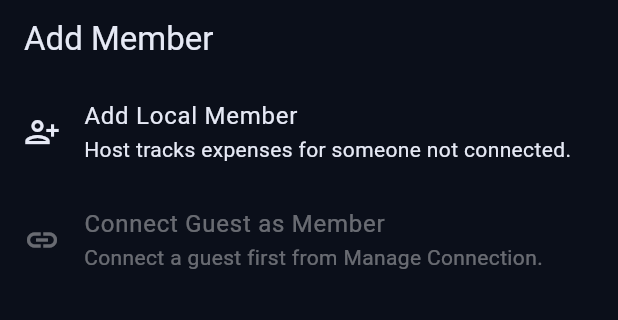
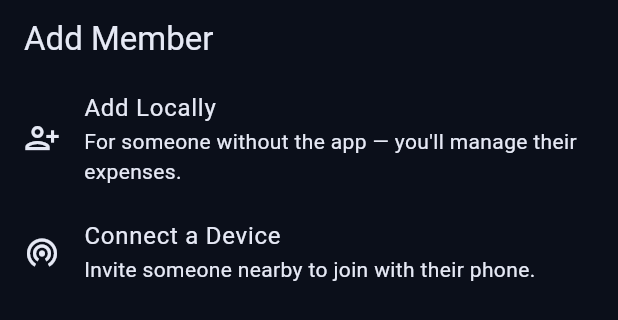
Before and after one commit to R4f4y04/trippin, a Flutter app: the AddMemberOptionsSheet widget shown alone on an empty page, opened directly with empty values, on a phone screen of 412 x 824 dp. Shown: the top 320 px of the screen. Run offline on Flutter 3.47's test engine with Material 3 defaults, Android fonts, the phone set to English and light mode, and no system bars; our stand-ins replace device_info_plus, flutter_riverpod, hive, hive_flutter, permission_handler; missing offline and left inert: nearby_connections; accounts and stored records are empty.

```diff
--- a/lib/features/trip/components/add_member_options_sheet.dart
+++ b/lib/features/trip/components/add_member_options_sheet.dart
@@ -2,14 +2,12 @@ import 'package:flutter/material.dart';
 
 class AddMemberOptionsSheet extends StatelessWidget {
   final VoidCallback onAddLocalMember;
-  final VoidCallback onConnectGuest;
-  final bool canConnectGuest;
+  final VoidCallback onConnectDevice;
 
   const AddMemberOptionsSheet({
     super.key,
     required this.onAddLocalMember,
-    required this.onConnectGuest,
-    required this.canConnectGuest,
+    required this.onConnectDevice,
   });
 
   @override
@@ -26,23 +24,20 @@ class AddMemberOptionsSheet extends StatelessWidget {
             ListTile(
               contentPadding: EdgeInsets.zero,
               leading: const Icon(Icons.person_add_alt_1_outlined),
-              title: const Text('Add Local Member'),
+              title: const Text('Add Locally'),
               subtitle: const Text(
-                'Host tracks expenses for someone not connected.',
+                'For someone without the app — you\'ll manage their expenses.',
               ),
               onTap: onAddLocalMember,
             ),
             ListTile(
               contentPadding: EdgeInsets.zero,
-              leading: const Icon(Icons.link_outlined),
-              title: const Text('Connect Guest as Member'),
-              subtitle: Text(
-                canConnectGuest
-                    ? 'Add the currently connected guest to this trip.'
-                    : 'Connect a guest first from Manage Connection.',
+              leading: const Icon(Icons.wifi_tethering),
+              title: const Text('Connect a Device'),
+              subtitle: const Text(
+                'Invite someone nearby to join with their phone.',
               ),
-              enabled: canConnectGuest,
-              onTap: canConnectGuest ? onConnectGuest : null,
+              onTap: onConnectDevice,
             ),
           ],
         ),
```
Also changed, not shown: lib/features/trip/trip_screen.dart (+6 -11 lines), 1 other file.
